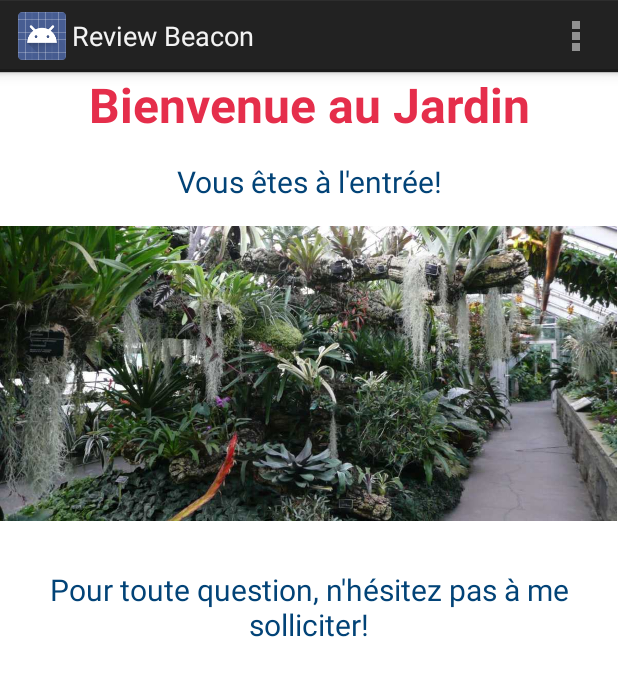
After one commit to GuillaumeVrill/BeaconsDemo, an Android app: the Activity_Review_Beacon screen opened directly, with no data from a screen before it, on a phone screen of 412 x 824 dp. The commit adds this screen. Shown: the top 676 px of the screen. Run offline under Robolectric (Android 15) with nearby library versions, the phone set to English and light mode, and no system bars.

Commit message:
Ajout d une activity pour revoir les affichages de beacons, mise a jour du fichier String pour integrer les titres et phrases et eviter de modifier dans le code les chaines de caractere, suppression des chaines de caracteres brutes du code

```diff
--- a/app/src/main/AndroidManifest.xml
+++ b/app/src/main/AndroidManifest.xml
@@ -25,6 +25,10 @@
             android:name="com.guillaume.beaconsdemo.Activity_Beacon"
             android:label="@string/title_activity_beacon" >
         </activity>
+        <activity
+            android:name="com.guillaume.beaconsdemo.Activity_Review_Beacon"
+            android:label="@string/title_activity_beacon_review" >
+        </activity>
     </application>
 
 </manifest>
--- a/app/src/main/java/com/guillaume/beaconsdemo/Activity_Beacon.java
+++ b/app/src/main/java/com/guillaume/beaconsdemo/Activity_Beacon.java
@@ -42,21 +42,21 @@ public class Activity_Beacon extends FragmentActivity {
 
             switch(fragNum){
                 case 0:
-                    txtActivityBeacons.setText("Message de Mère Nature");
+                    txtActivityBeacons.setText(R.string.title_beacon_MintCocktail);
                     container.setBackgroundColor(getResources().getColor(R.color.colorB1));
                     fragment_mere_nature frag_mere_nature = new fragment_mere_nature();
                     getSupportFragmentManager().beginTransaction().add(R.id.fragment_container, frag_mere_nature).commit();
                     break;
 
                 case 1:
-                    txtActivityBeacons.setText("Bienvenue au Jardin");
+                    txtActivityBeacons.setText(R.string.title_beacon_IcyMarshmallow);
                     container.setBackgroundColor(getResources().getColor(R.color.colorB2));
                     fragment_entree frag_ent = new fragment_entree();
                     getSupportFragmentManager().beginTransaction().add(R.id.fragment_container, frag_ent).commit();
                     break;
 
                 case 2:
-                    txtActivityBeacons.setText("Votre passage est enregistré!");
+                    txtActivityBeacons.setText(R.string.title_beacon_BlueberryPi);
                     container.setBackgroundColor(getResources().getColor(R.color.colorB3));
                     fragment_pointage frag_point = new fragment_pointage();
                     getSupportFragmentManager().beginTransaction().add(R.id.fragment_container, frag_point).commit();
--- /dev/null
+++ b/app/src/main/java/com/guillaume/beaconsdemo/Activity_Review_Beacon.java
@@ -0,0 +1,86 @@
+package com.guillaume.beaconsdemo;
+
+import android.os.Bundle;
+import android.support.v4.app.FragmentActivity;
+import android.support.v4.view.PagerAdapter;
+import android.support.v4.view.ViewPager;
+import android.view.Menu;
+import android.view.MenuItem;
+import android.widget.LinearLayout;
+import android.widget.TextView;
+import android.widget.Toast;
+
+import java.util.List;
+import java.util.Vector;
+
+
+public class Activity_Review_Beacon extends FragmentActivity {
+
+    private PagerAdapter mPagerAdapter;
+    private ViewPager pager;
+    private TextView txtActivityBeacons;
+    private LinearLayout container;
+
+    @Override
+    public void onCreate(Bundle savedInstanceState){
+        super.onCreate(savedInstanceState);
+        setContentView(R.layout.activity_review_beacon);
+
+        // Création de la liste de Fragments que fera défiler le PagerAdapter
+        List fragments = new Vector();
+
+        // Ajout des Fragments dans la liste
+        fragments.add(android.support.v4.app.Fragment.instantiate(this, fragment_entree.class.getName()));
+        fragments.add(android.support.v4.app.Fragment.instantiate(this, fragment_mere_nature.class.getName()));
+        fragments.add(android.support.v4.app.Fragment.instantiate(this, fragment_pointage.class.getName()));
+        // Création de l'adapter qui s'occupera de l'affichage de la liste de
+        // Fragments
+        this.mPagerAdapter = new MyPagerAdapter(super.getSupportFragmentManager(), fragments);
+
+        pager = (ViewPager) super.findViewById(R.id.pager_beacon_review);
+        txtActivityBeacons = (TextView)findViewById(R.id.txt_acti_beacons_review);
+        txtActivityBeacons.setText(R.string.title_beacon_IcyMarshmallow);
+
+        pager.addOnPageChangeListener(new ViewPager.OnPageChangeListener() {
+            @Override
+            public void onPageScrolled(int position, float positionOffset, int positionOffsetPixels) {
+
+            }
+
+            @Override
+            public void onPageSelected(int position) {
+                switch(position){
+                    case 0: txtActivityBeacons.setText(R.string.title_beacon_IcyMarshmallow); break;
+                    case 1: txtActivityBeacons.setText(R.string.title_beacon_MintCocktail); break;
+                    case 2: txtActivityBeacons.setText(R.string.title_beacon_BlueberryPi); break;
+                    default: txtActivityBeacons.setText("Title"); break;
+                }
+            }
+
+            @Override
+            public void onPageScrollStateChanged(int state) {
+
+            }
+        });
+
+        // Affectation de l'adapter au ViewPager
+        pager.setAdapter(this.mPagerAdapter);
+    }
+
+    @Override
+    public boolean onCreateOptionsMenu(Menu menu)
+    {
+        // Inflate the menu; this adds items to the action bar if it is present.
+        getMenuInflater().inflate(R.menu.menu_main, menu);
+        return true;
+    }
+    public boolean onOptionsItemSelected(MenuItem item) {
+        switch(item.getItemId()){
+            case R.id.action_settings:
+                return true;
+        }
+
+        return false;
+    }
+
+}
--- /dev/null
+++ b/app/src/main/res/layout/activity_review_beacon.xml
@@ -0,0 +1,24 @@
+<LinearLayout xmlns:android="http://schemas.android.com/apk/res/android"
+    xmlns:tools="http://schemas.android.com/tools"
+    android:layout_width="match_parent"
+    android:layout_height="match_parent"
+    android:background="@color/backgroundColor"
+    tools:context=".Activity_Norbert"
+    android:orientation="vertical"
+    android:id="@+id/beaconReviewView">
+
+    <TextView
+        android:id="@+id/txt_acti_beacons_review"
+        android:layout_width="fill_parent"
+        android:layout_height="wrap_content"
+        android:textAppearance="@style/title1"
+        android:layout_marginBottom="@dimen/activity_vertical_margin"
+        android:gravity="center" />
+
+    <android.support.v4.view.ViewPager
+        xmlns:android="http://schemas.android.com/apk/res/android"
+        android:id="@+id/pager_beacon_review"
+        android:layout_width="fill_parent"
+        android:layout_height="match_parent" />
+
+</LinearLayout>
--- a/app/src/main/res/values/strings.xml
+++ b/app/src/main/res/values/strings.xml
@@ -1,10 +1,17 @@
 <resources>
     <string name="app_name">Beacons Demo</string>
 
+    <!-- Titles: -->
     <string name="action_settings">Settings</string>
     <string name="titreDecouverte">Découverte du jardin</string>
     <string name="titreAppDescription">Fonctionnement de l\'application</string>
     <string name="title_activity_beacon">Beacon Détecté</string>
+    <string name="title_activity_beacon_review">Review Beacon</string>
+    <string name="title_beacon_IcyMarshmallow">Bienvenue au Jardin</string>
+    <string name="title_beacon_BlueberryPi">Votre passage est enregistré</string>
+    <string name="title_beacon_MintCocktail">Message de Mère Nature</string>
+
+    <!-- Phrases des textviews etc. -->
     <string name="link_twitter"><a href="https://twitter.com/GuillaumeVrill">Retrouve Guillaume sur Twitter!</a></string>
     <string name="welcome">Vous êtes à l\'entrée!</string>
     <string name="txtPageDecouverte">Bienvenue sur l\'application "Beacon Demo". \n\n
@@ -21,5 +28,6 @@
         <item name="menu_accueil">Accueil</item>
         <item name="menu_page_decouverte">Découverte</item>
         <item name="menu_page_information">Informations</item>
+        <item name="menu_rediffusion">Rediffusions</item>
     </string-array>
 </resources>
```
Also changed, not shown: app/src/main/java/com/guillaume/beaconsdemo/MainActivity.java (+11 -4 lines).
